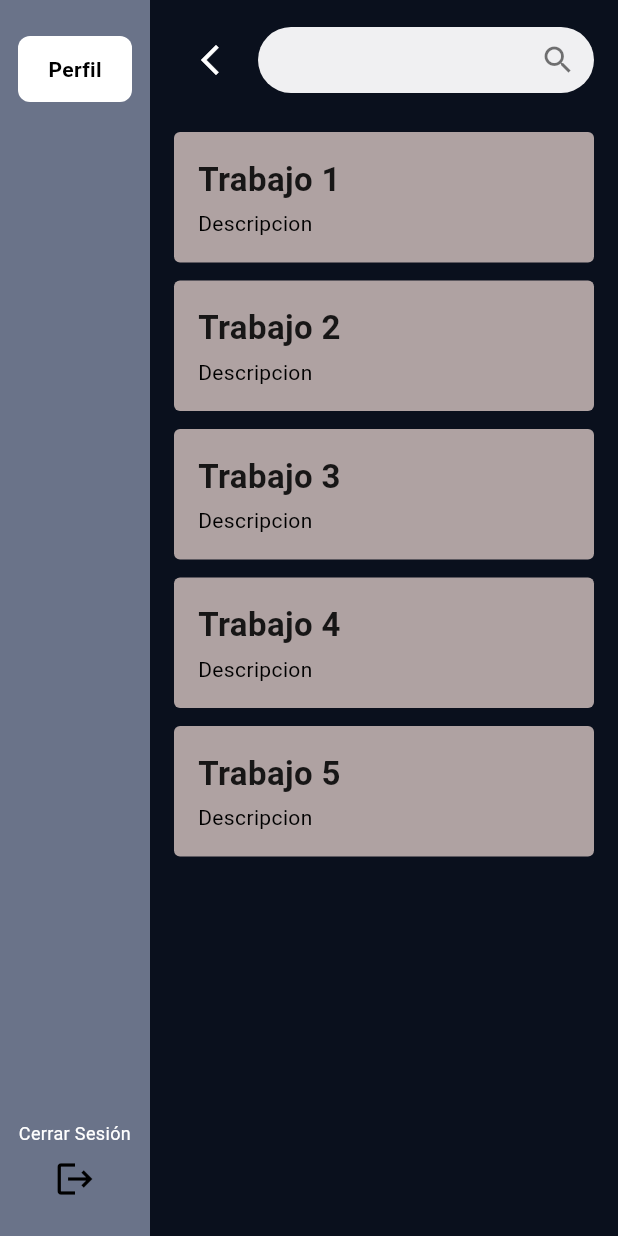
After one commit to tomizuniga/SkillBridge, a Flutter app: the BuscarTrabajosScreen screen opened directly, on a phone screen of 412 x 824 dp. The commit adds this screen. Run offline on Flutter 3.47's test engine with Material 3 defaults, Android fonts, the phone set to English and light mode, and no system bars.

Commit message:
Correccion elementos varios (colores de botones y textos en cuadros de input de texto).

```diff
--- /dev/null
+++ b/skillship/lib/screens/buscar_trabajos_estudiante.dart
@@ -0,0 +1,171 @@
+import 'package:flutter/material.dart';
+
+class BuscarTrabajosScreen extends StatelessWidget {
+  const BuscarTrabajosScreen({super.key});
+
+  @override
+  Widget build(BuildContext context) {
+    // Lista de ejemplo para simular las publicaciones de empleo
+    final List<Map<String, String>> trabajos = [
+      {'titulo': 'Trabajo 1', 'descripcion': 'Descripcion'},
+      {'titulo': 'Trabajo 2', 'descripcion': 'Descripcion'},
+      {'titulo': 'Trabajo 3', 'descripcion': 'Descripcion'},
+      {'titulo': 'Trabajo 4', 'descripcion': 'Descripcion'},
+      {'titulo': 'Trabajo 5', 'descripcion': 'Descripcion'},
+    ];
+
+    return Scaffold(
+      backgroundColor: const Color(0xFF0A101D), // Fondo azul oscuro
+      body: SafeArea(
+        child: Row(
+          children: [
+            // ================= PANEL LATERAL (SIDEBAR) =================
+            Container(
+              width: 100,
+              color: const Color(0xFF6A7389),
+              padding: const EdgeInsets.symmetric(vertical: 24, horizontal: 12),
+              child: Column(
+                mainAxisAlignment: MainAxisAlignment.spaceBetween,
+                children: [
+                  // Botón de Perfil
+                  InkWell(
+                    onTap: () {},
+                    child: Container(
+                      width: double.infinity,
+                      padding: const EdgeInsets.symmetric(vertical: 12),
+                      decoration: BoxDecoration(
+                        color: Colors.white,
+                        borderRadius: BorderRadius.circular(8.0),
+                      ),
+                      child: const Center(
+                        child: Text(
+                          'Perfil',
+                          style: TextStyle(
+                            fontWeight: FontWeight.bold,
+                            color: Colors.black,
+                            fontSize: 14,
+                          ),
+                        ),
+                      ),
+                    ),
+                  ),
+
+                  // Botón Cerrar Sesión
+                  InkWell(
+                    onTap: () {
+                      Navigator.popUntil(context, (route) => route.isFirst);
+                    },
+                    child: const Column(
+                      mainAxisSize: MainAxisSize.min,
+                      children: [
+                        Text(
+                          'Cerrar Sesión',
+                          textAlign: TextAlign.center,
+                          style: TextStyle(color: Colors.white, fontSize: 12),
+                        ),
+                        SizedBox(height: 8),
+                        Icon(Icons.logout, color: Colors.black, size: 28),
+                      ],
+                    ),
+                  ),
+                ],
+              ),
+            ),
+
+            // ================= CONTENIDO PRINCIPAL =================
+            Expanded(
+              child: Padding(
+                padding: const EdgeInsets.all(16.0),
+                child: Column(
+                  children: [
+                    // BARRA SUPERIOR: Flecha atrás + Buscador
+                    Row(
+                      children: [
+                        IconButton(
+                          icon: const Icon(
+                            Icons.arrow_back_ios_new,
+                            color: Colors.white,
+                          ),
+                          onPressed: () => Navigator.pop(context),
+                        ),
+                        const SizedBox(width: 8),
+                        Expanded(
+                          child: Container(
+                            height: 44,
+                            decoration: BoxDecoration(
+                              color: const Color(0xFFF0F0F2),
+                              borderRadius: BorderRadius.circular(22),
+                            ),
+                            child: TextField(
+                              decoration: const InputDecoration(
+                                hintText: '',
+                                border: InputBorder.none,
+                                contentPadding: EdgeInsets.symmetric(
+                                  horizontal: 16,
+                                  vertical: 10,
+                                ),
+                                suffixIcon: Icon(
+                                  Icons.search,
+                                  color: Colors.black54,
+                                ),
+                              ),
+                              style: const TextStyle(color: Colors.black),
+                            ),
+                          ),
+                        ),
+                      ],
+                    ),
+                    const SizedBox(height: 24),
+
+                    // LISTA DE TRABAJOS
+                    Expanded(
+                      child: ListView.separated(
+                        itemCount: trabajos.length,
+                        separatorBuilder: (context, index) =>
+                            const SizedBox(height: 12),
+                        itemBuilder: (context, index) {
+                          final item = trabajos[index];
+                          return Container(
+                            width: double.infinity,
+                            padding: const EdgeInsets.all(16),
+                            decoration: BoxDecoration(
+                              color: const Color(
+                                0xFFAFA2A2,
+                              ), // Color de tarjeta según diseño
+                              borderRadius: BorderRadius.circular(4),
+                            ),
+                            child: Column(
+                              crossAxisAlignment: CrossAxisAlignment.start,
+                              children: [
+                                Text(
+                                  item['titulo']!,
+                                  style: const TextStyle(
+                                    fontSize: 22,
+                                    fontWeight: FontWeight.bold,
+                                    color: Colors.black87,
+                                  ),
+                                ),
+                                const SizedBox(height: 4),
+                                Text(
+                                  item['descripcion']!,
+                                  style: const TextStyle(
+                                    fontSize: 14,
+                                    color: Colors.black,
+                                  ),
+                                ),
+                              ],
+                            ),
+                          );
+                        },
+                      ),
+                    ),
+                  ],
+                ),
+              ),
+            ),
+          ],
+        ),
+      ),
+    );
+  }
+}
--- a/skillship/lib/screens/dashboard_empresa.dart
+++ b/skillship/lib/screens/dashboard_empresa.dart
@@ -21,7 +21,7 @@ class DashboardEmpresaScreen extends StatelessWidget {
                   // Botón de Perfil (cuadrado con bordes redondeados)
                   InkWell(
                     onTap: () {
-                      // Navegar a pantalla de perfil
+                      // Navegar a pantalla de Perfil
                     },
                     child: Container(
                       width: double.infinity,
--- a/skillship/lib/screens/dashboard_estudiante.dart
+++ b/skillship/lib/screens/dashboard_estudiante.dart
@@ -1,4 +1,5 @@
 import 'package:flutter/material.dart';
+import 'package:skillship/screens/buscar_trabajos_estudiante.dart';
 
 class DashboardEstudiantesScreen extends StatelessWidget {
   const DashboardEstudiantesScreen({super.key});
@@ -21,7 +22,7 @@ class DashboardEstudiantesScreen extends StatelessWidget {
                   // Botón de Perfil (cuadrado con bordes redondeados)
                   InkWell(
                     onTap: () {
-                      // Navegar a pantalla de perfil
+                      // Navegar a pantalla de Perfil
                     },
                     child: Container(
                       width: double.infinity,
@@ -106,8 +107,16 @@ class DashboardEstudiantesScreen extends StatelessWidget {
                           // Opción 1: Buscar Trabajos
                           _OpcionDashboard(
                             titulo: 'Buscar\nTrabajos\nDisponibles',
-                            // Reemplaza esto con la ruta de tu ícono
                             imagenPath: 'assets/images/work.png',
+                            onTap: () {
+                              Navigator.push(
+                                context,
+                                MaterialPageRoute(
+                                  builder: (context) =>
+                                      const BuscarTrabajosScreen(),
+                                ),
+                              );
+                            },
                           ),
                           const SizedBox(height: 32),
 
@@ -135,20 +144,28 @@ class DashboardEstudiantesScreen extends StatelessWidget {
 class _OpcionDashboard extends StatelessWidget {
   final String titulo;
   final String imagenPath;
+  final VoidCallback? onTap;
 
-  const _OpcionDashboard({required this.titulo, required this.imagenPath});
+  const _OpcionDashboard({
+    required this.titulo,
+    required this.imagenPath,
+    this.onTap,
+  });
 
   @override
   Widget build(BuildContext context) {
-    return Column(
+    return InkWell(
+      onTap: onTap,
+      borderRadius: BorderRadius.circular(12),
+      child: Padding(
+        padding: const EdgeInsets.all(8.0),
+        child: Column(
           children: [
-        // Contenedor del ícono
             Container(
               width: 80,
               height: 80,
               decoration: BoxDecoration(
-            color: Colors
-                .transparent, // Fondo transparente para que resalte tu asset
+                color: Colors.transparent,
                 borderRadius: BorderRadius.circular(12),
               ),
               child: ClipRRect(
@@ -157,10 +174,13 @@ class _OpcionDashboard extends StatelessWidget {
                   imagenPath,
                   fit: BoxFit.contain,
                   color: Colors.white,
-              // Esto mostrará un ícono de error temporal si aún no subes la imagen a la carpeta assets
                   errorBuilder: (context, error, stackTrace) => Container(
                     color: const Color(0xFFD3D7DC),
-                child: const Icon(Icons.image, color: Colors.grey, size: 40),
+                    child: const Icon(
+                      Icons.image,
+                      color: Colors.grey,
+                      size: 40,
+                    ),
                   ),
                 ),
               ),
@@ -172,6 +192,8 @@ class _OpcionDashboard extends StatelessWidget {
               style: const TextStyle(color: Colors.white, fontSize: 14),
             ),
           ],
+        ),
+      ),
     );
   }
 }
--- a/skillship/lib/screens/dashboard_universidad.dart
+++ b/skillship/lib/screens/dashboard_universidad.dart
@@ -21,7 +21,7 @@ class DashboardUniversidadScreen extends StatelessWidget {
                   // Botón de Perfil (cuadrado con bordes redondeados)
                   InkWell(
                     onTap: () {
-                      // Navegar a pantalla de perfil
+                      // Navegar a pantalla de Perfil
                     },
                     child: Container(
                       width: double.infinity,
--- a/skillship/lib/screens/inicio_sesion.dart
+++ b/skillship/lib/screens/inicio_sesion.dart
@@ -60,13 +60,13 @@ class _InicioSesionScreenState() extends State<InicioSesionScreen> {
                         crossAxisAlignment: CrossAxisAlignment.start,
                         children: [
                           const CustomTextField(
-                            label: 'Email',
-                            hintText: 'Value',
+                            label: 'Correo Electronico',
+                            hintText: 'Ingrese su correo electronico',
                           ),
                           const SizedBox(height: 20),
                           const CustomTextField(
-                            label: 'Password',
-                            hintText: 'Value',
+                            label: 'Contraseña',
+                            hintText: 'Ingrese su contraseña',
                             isPassword: true,
                           ),
                           const SizedBox(height: 20),
@@ -92,7 +92,9 @@ class _InicioSesionScreenState() extends State<InicioSesionScreen> {
                             child: DropdownButtonHideUnderline(
                               child: DropdownButton<String>(
                                 value: selectedRole,
-                                hint: const Text('Value'),
+                                hint: const Text(
+                                  '(Solo como auxiliar en esta version)',
+                                ),
                                 isExpanded: true,
                                 icon: const Icon(Icons.keyboard_arrow_down),
                                 items: roles.map((String role) {
```
Lines whose indentation alone changed are shown as unchanged.
